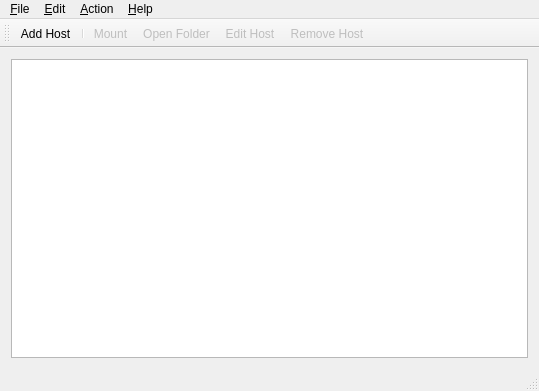
Before: the Qt Designer form mainwindow.ui in Skycoder42/qsshfs, drawn with Qt 5.
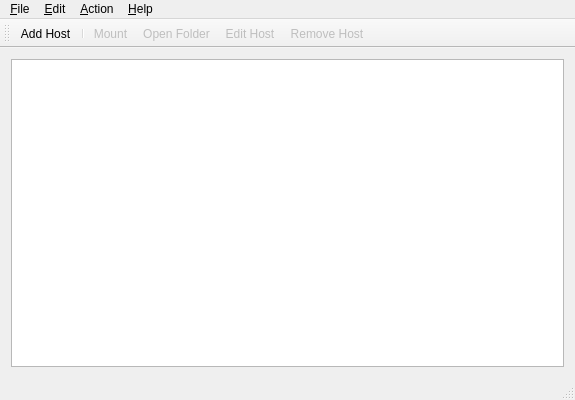
After: the same form once the commit is applied. Icons and pictures are not drawn.

Commit message: updated with mount dialog

```diff
--- a/mainwindow.ui
+++ b/mainwindow.ui
@@ -6,8 +6,8 @@
    <rect>
     <x>0</x>
     <y>0</y>
-    <width>539</width>
-    <height>391</height>
+    <width>575</width>
+    <height>400</height>
    </rect>
   </property>
   <property name="toolButtonStyle">
@@ -50,7 +50,7 @@
     <rect>
      <x>0</x>
      <y>0</y>
-     <width>539</width>
+     <width>575</width>
      <height>23</height>
     </rect>
    </property>
```
The commit also changes 6 other files.
